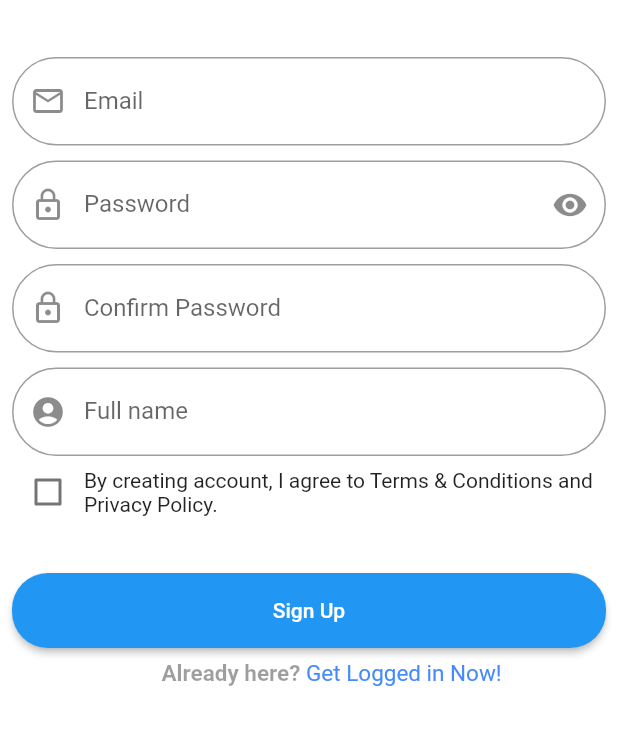
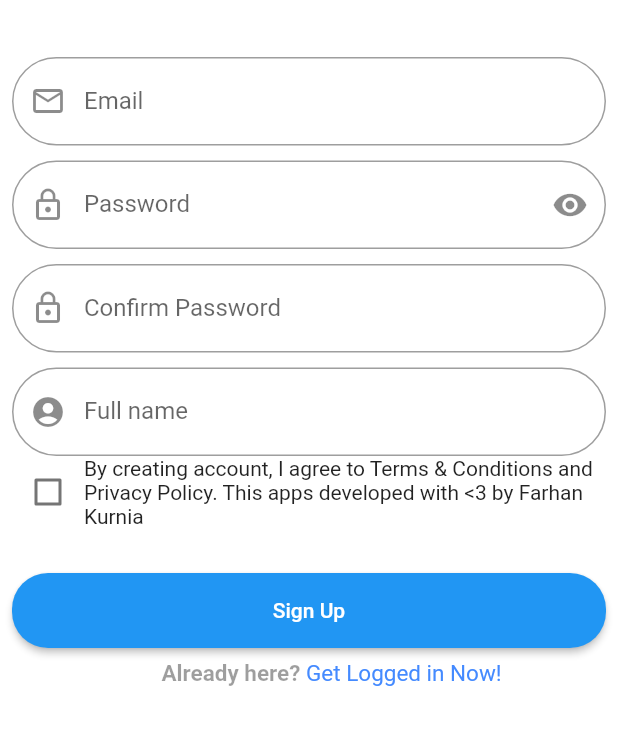
Before and after one commit to FarhanKurnia/FrameworkWebP6, a Flutter app: the Signup screen opened directly, on a phone screen of 412 x 824 dp, the part 399-1144 px from its top. Run offline on Flutter 3.47's test engine with Material 2 defaults, Android fonts, the phone set to English and light mode, and no system bars; our stand-ins replace firebase_auth, firebase_core; accounts and stored records are empty.

Commit message:
Add penjelasan

```diff
--- a/lib/signup.dart
+++ b/lib/signup.dart
@@ -1,7 +1,10 @@
+// Import pacakge material untuk tampilan seperti scafold
 import 'package:flutter/material.dart';
+//import class login untuk navigasi
 import 'package:loginpage/login.dart';
+// import class authentication karena sebagai controller yang berisi fungsi untuk ke firebase nya
 import 'authentication.dart';
-import 'homepage.dart';
+//import class login untuk navigasi login
 import 'login.dart';
 
 //Statefulwidget digunakan untuk menampilkan data-data yang bersifat dinamis (dapat mengalami perubahan)
@@ -19,9 +22,10 @@ class _SignupState extends State<Signup> {
         appBar: AppBar(
           //background color app bar
           backgroundColor: Colors.lightBlueAccent,
-          //Tittle halaman login
+          //Tittle halaman register
           title: Text("Register"),
         ),
+        // Widget body dengan scroll view
         body: SingleChildScrollView(
           //widget column mengatur tata letak atau posisi widget secara vertikal (dari atas ke bawah)
           child: Column(
@@ -41,26 +45,25 @@ class _SignupState extends State<Signup> {
                   ),
                 ),
               ),
-              //digunakan untuk memberikan Padding
-              // SizedBox(height: 50,),
-
+              //Digunakan untuk memberikan Padding dan child sign up form yang terpisah
               Padding(
                 padding: const EdgeInsets.all(8.0),
                 child: SignupForm(),
               ),
-
+              // Row digunakan untuk membuat hyperlink yang mengarah ke login jika sudah memiliki akun
               Row(
                 mainAxisAlignment: MainAxisAlignment.center,
                 children: <Widget>[
                   SizedBox(width: 30),
+                  // hanya sebagai text
                   Text('Already here? ', style: TextStyle(fontWeight: FontWeight.bold, color: Colors.black38,fontSize: 15)),
                   GestureDetector(
                     onTap: () {
-                      // Navigator.pushNamed(context, '/signup');
+                      // Navigasi untuk ke halaman login jika disentuh
                       Navigator.push(context,
                           MaterialPageRoute(builder: (context) => Login()));
                     },
-                    //Widget: child untuk text flatbutton hyperlink register atau Create Account
+                    // text hyperlink ke login
                     child: Text(
                       'Get Logged in Now!', style: TextStyle(color: Colors.blueAccent, fontSize: 15),
                     ),
@@ -77,6 +80,7 @@ class _SignupState extends State<Signup> {
   }
 }
 
+// class untuk signup form yang dipanggil pada child diatas
 class SignupForm extends StatefulWidget {
   SignupForm({Key? key}) : super(key: key);
 
@@ -84,14 +88,16 @@ class SignupForm extends StatefulWidget {
   _SignupFormState createState() => _SignupFormState();
 }
 
+// extend class signuoform
 class _SignupFormState extends State<SignupForm> {
   final _formKey = GlobalKey<FormState>();
-
+  // Pendefinisian variabel dari email password dan name
   String? email;
   String? password;
   String? name;
   bool _obscureText = false;
 
+  // posisi agreement false artinya tidak tercentang saat awal ditampilkan (nilai default)
   bool agree = false;
 
   final pass = new TextEditingController();
@@ -103,19 +109,21 @@ class _SignupFormState extends State<SignupForm> {
         const Radius.circular(100.0),
       ),
     );
-
+    // definisi variabel sebagai ruang dengan tinggi 10 yang nantinya dapat digunakan hanya tinggal memanggil variabel
     var space = SizedBox(height: 10);
+    // mengmbalikan form
     return Form(
       key: _formKey,
       child: Column(
         mainAxisAlignment: MainAxisAlignment.spaceAround,
         children: <Widget>[
-          // email
+          // Field form untuk input email
           TextFormField(
             decoration: InputDecoration(
                 prefixIcon: Icon(Icons.email_outlined),
                 labelText: 'Email',
                 border: border),
+            // Widget untuk validasi email jika email terisi atau kosong
             validator: (value) {
               if (value!.isEmpty) {
                 return 'Please enter some text';
@@ -128,9 +136,10 @@ class _SignupFormState extends State<SignupForm> {
             keyboardType: TextInputType.emailAddress,
           ),
 
+          // memanggil variable space yang mendefinisikan sizexbox diatas
           space,
 
-          // password
+          // Widget untuk validasi email jika email terisi atau kosong
           TextFormField(
             controller: pass,
             decoration: InputDecoration(
@@ -152,6 +161,7 @@ class _SignupFormState extends State<SignupForm> {
               password = val;
             },
             obscureText: !_obscureText,
+            // Widget untuk validasi jika password terisi atau kosong
             validator: (value) {
               if (value!.isEmpty) {
                 return 'Please enter some text';
@@ -159,8 +169,9 @@ class _SignupFormState extends State<SignupForm> {
               return null;
             },
           ),
+          // memanggil space perisi sizedbox untuk memberikan ruang
           space,
-          // confirm passwords
+          // Widget untuk field konfirmasi password
           TextFormField(
             decoration: InputDecoration(
               labelText: 'Confirm Password',
@@ -168,6 +179,8 @@ class _SignupFormState extends State<SignupForm> {
               border: border,
             ),
             obscureText: true,
+            // validasi apakah input yang dimasukan sama dengan password -> nilai variabel pass
+            // jika tida sama maka akan menampilkan password tidak cocok
             validator: (value) {
               if (value != pass.text) {
                 return 'password not match';
@@ -176,7 +189,7 @@ class _SignupFormState extends State<SignupForm> {
             },
           ),
           space,
-          // name
+          // Widget untuk field Nama
           TextFormField(
             decoration: InputDecoration(
               labelText: 'Full name',
@@ -184,8 +197,10 @@ class _SignupFormState extends State<SignupForm> {
               border: border,
             ),
             onSaved: (val) {
+              // akan disimpan dalam variabel name
               name = val;
             },
+            // Validasi jika nilainya kosong
             validator: (value) {
               if (value!.isEmpty) {
                 return 'Please enter some name';
@@ -194,6 +209,7 @@ class _SignupFormState extends State<SignupForm> {
             },
           ),
 
+          // Row untuk checkbox jika dilakukan perubahan maka akan benilai agree
           Row(
             children: <Widget>[
               Checkbox(
@@ -204,9 +220,10 @@ class _SignupFormState extends State<SignupForm> {
                 },
                 value: agree,
               ),
+              // text untuk penjelasan agreement
               Flexible(
                 child: Text(
-                    'By creating account, I agree to Terms & Conditions and Privacy Policy.'),
+                    'By creating account, I agree to Terms & Conditions and Privacy Policy. This apps developed with <3 by Farhan Kurnia'),
               ),
             ],
           ),
@@ -214,22 +231,26 @@ class _SignupFormState extends State<SignupForm> {
             height: 30,
           ),
 
-          // signUP button
+          // Widget tombol untuk sign up
           SizedBox(
             height: 50,
             width: double.infinity,
             child: ElevatedButton(
               onPressed: () {
+                //Jika diklik akan melakukan validasi dan jika lolos validasi maka akan disimpan
                 if (_formKey.currentState!.validate()) {
                   _formKey.currentState!.save();
-
+                  // disini authentikasi helper (yang saya jadikan ibaratnya sebagai controller) dipanggil
                   AuthenticationHelper()
+                      // akan menjalankan fungsi sign up yang ada di class auth
                       .signUp(email: email!, password: password!)
                       .then((result) {
                     if (result == null) {
+                      // setelah itu akan diarahkan ke halaman login
                       Navigator.pushReplacement(context,
                           MaterialPageRoute(builder: (context) => Login()));
                     } else {
+                      //scafold untuk pesan snackbar
                       ScaffoldMessenger.of(context).showSnackBar(SnackBar(
                         content: Text(
                           result,
@@ -240,6 +261,7 @@ class _SignupFormState extends State<SignupForm> {
                   });
                 }
               },
+              // styling dari tombol sign up termasuk test di dalam tombolnya
               style: ElevatedButton.styleFrom(
                   shape: RoundedRectangleBorder(
                       borderRadius: BorderRadius.all(Radius.circular(24.0)))),
```
Also changed, not shown: lib/authentication.dart (+15 -5 lines), lib/homepage.dart (+40 -96 lines), lib/main.dart (+3 -7 lines), lib/model.dart (+3 -53 lines), 1 other file.
